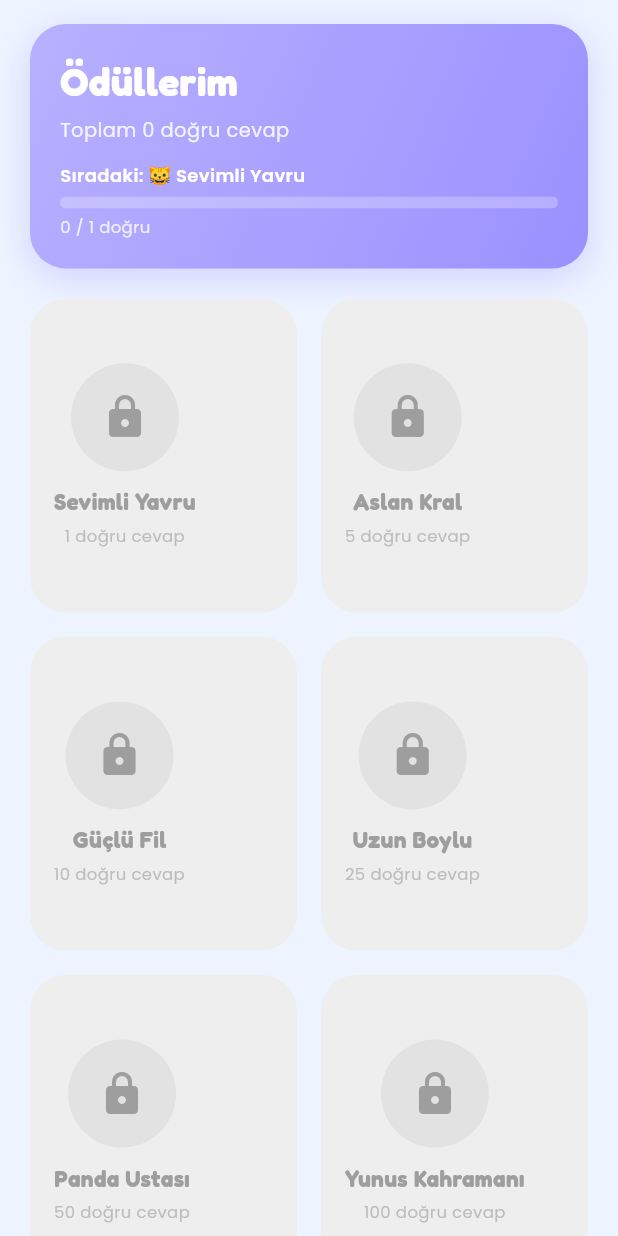
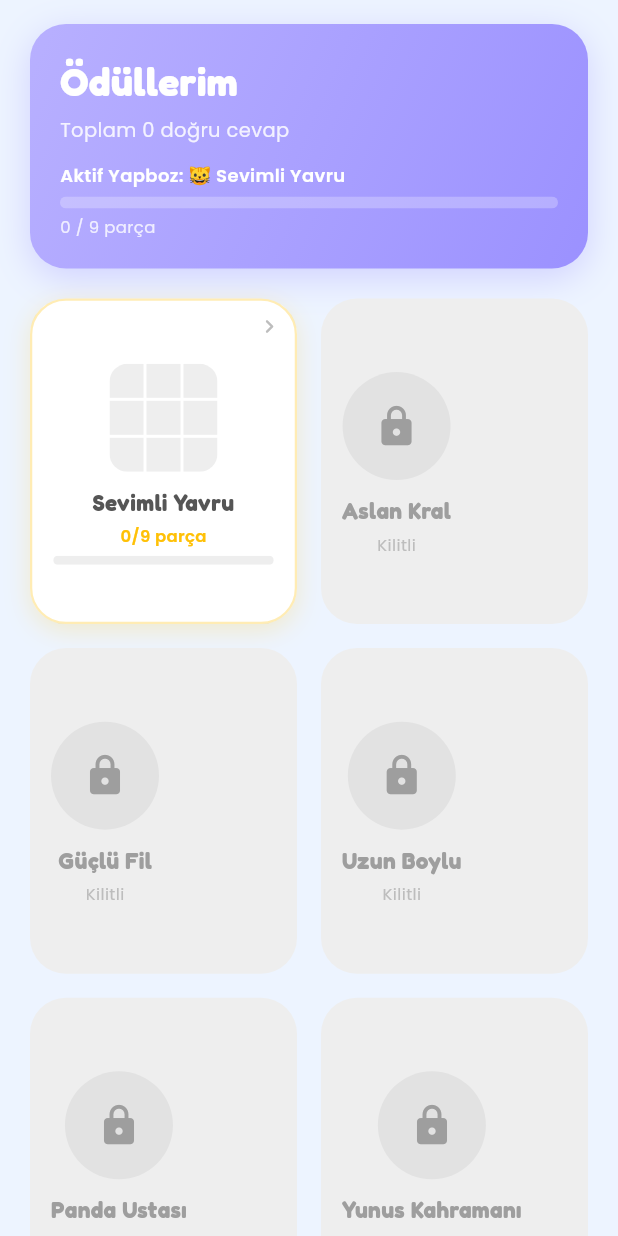
Before and after one commit to busetuna/BilBil, a Flutter app: the _RewardsScreen screen opened directly, on a phone screen of 412 x 824 dp. Run offline on Flutter 3.47's test engine with Material 3 defaults, Android fonts, the phone set to English and light mode, and no system bars; our stand-ins replace firebase_auth, firebase_core, fl_chart, flutter_tts, google_fonts, hive and 3 more; accounts and stored records are empty.

Commit message:
yapboz eklendi

```diff
--- a/lib/features/learning/presentations/screens/main_navigation.dart
+++ b/lib/features/learning/presentations/screens/main_navigation.dart
@@ -4,6 +4,7 @@ import 'package:provider/provider.dart';
 import '../../../../core/theme/app_colors.dart';
 import '../../../../services/rewards/reward_service.dart';
 import 'home_screen.dart';
+import 'puzzle_screen.dart';
 import '../../../parent/screens/parent_pin_screen.dart';
 
 class MainNavigation extends StatefulWidget {
@@ -109,7 +110,7 @@ class _RewardsScreen extends StatelessWidget {
   Widget build(BuildContext context) {
     return Consumer<RewardService>(
       builder: (context, service, _) {
-        final next = service.nextReward;
+        final active = service.activeReward;
         final total = service.totalCorrect;
 
         return Scaffold(
@@ -117,7 +118,7 @@ class _RewardsScreen extends StatelessWidget {
           body: SafeArea(
             child: Column(
               children: [
-                _buildHeader(total, next),
+                _buildHeader(total, active, service),
                 Expanded(
                   child: GridView.builder(
                     padding: const EdgeInsets.all(20),
@@ -125,13 +126,29 @@ class _RewardsScreen extends StatelessWidget {
                       crossAxisCount: 2,
                       mainAxisSpacing: 16,
                       crossAxisSpacing: 16,
-                      childAspectRatio: 0.85,
+                      childAspectRatio: 0.82,
                     ),
                     itemCount: RewardService.allRewards.length,
                     itemBuilder: (context, i) {
                       final reward = RewardService.allRewards[i];
-                      final earned = service.isEarned(reward.id);
-                      return _RewardCard(reward: reward, earned: earned, totalCorrect: total);
+                      final isEarned = service.isEarned(reward.id);
+                      final isActive = active?.id == reward.id;
+                      final pieces = service.puzzlePiecesFor(reward.id);
+                      return _RewardCard(
+                        reward: reward,
+                        isEarned: isEarned,
+                        isActive: isActive,
+                        piecesEarned: pieces,
+                        onTap: (isEarned || isActive)
+                            ? () => Navigator.push(
+                                  context,
+                                  MaterialPageRoute(
+                                    builder: (_) =>
+                                        PuzzleScreen(reward: reward),
+                                  ),
+                                )
+                            : null,
+                      );
                     },
                   ),
                 ),
@@ -143,7 +160,10 @@ class _RewardsScreen extends StatelessWidget {
     );
   }
 
-  Widget _buildHeader(int total, Reward? next) {
+  Widget _buildHeader(int total, Reward? active, RewardService service) {
+    final pieces = active != null ? service.puzzlePiecesFor(active.id) : 0;
+    final total9 = RewardService.puzzlePieceCount;
+
     return Container(
       margin: const EdgeInsets.fromLTRB(20, 16, 20, 0),
       padding: const EdgeInsets.all(20),
@@ -181,10 +201,10 @@ class _RewardsScreen extends StatelessWidget {
               color: Colors.white.withOpacity(0.85),
             ),
           ),
-          if (next != null) ...[
+          if (active != null) ...[
             const SizedBox(height: 12),
             Text(
-              'Sıradaki: ${next.emoji} ${next.title}',
+              'Aktif Yapboz: ${active.emoji} ${active.title}',
               style: GoogleFonts.poppins(
                 fontSize: 12,
                 fontWeight: FontWeight.w600,
@@ -195,7 +215,7 @@ class _RewardsScreen extends StatelessWidget {
             ClipRRect(
               borderRadius: BorderRadius.circular(8),
               child: LinearProgressIndicator(
-                value: (total / next.requiredCorrect).clamp(0.0, 1.0),
+                value: pieces / total9,
                 backgroundColor: Colors.white.withOpacity(0.25),
                 valueColor: const AlwaysStoppedAnimation<Color>(Colors.white),
                 minHeight: 8,
@@ -203,7 +223,7 @@ class _RewardsScreen extends StatelessWidget {
             ),
             const SizedBox(height: 4),
             Text(
-              '$total / ${next.requiredCorrect} doğru',
+              '$pieces / $total9 parça',
               style: GoogleFonts.poppins(
                 fontSize: 11,
                 color: Colors.white.withOpacity(0.8),
@@ -228,119 +248,224 @@ class _RewardsScreen extends StatelessWidget {
 
 class _RewardCard extends StatelessWidget {
   final Reward reward;
-  final bool earned;
-  final int totalCorrect;
+  final bool isEarned;
+  final bool isActive;
+  final int piecesEarned;
+  final VoidCallback? onTap;
 
   const _RewardCard({
     required this.reward,
-    required this.earned,
-    required this.totalCorrect,
+    required this.isEarned,
+    required this.isActive,
+    required this.piecesEarned,
+    this.onTap,
   });
 
   @override
   Widget build(BuildContext context) {
-    return AnimatedContainer(
+    return GestureDetector(
+      onTap: onTap,
+      child: AnimatedContainer(
         duration: const Duration(milliseconds: 400),
         decoration: BoxDecoration(
-        color: earned ? Colors.white : const Color(0xFFEEEEEE),
+          color: isEarned
+              ? Colors.white
+              : isActive
+                  ? Colors.white
+                  : const Color(0xFFEEEEEE),
           borderRadius: BorderRadius.circular(24),
-        boxShadow: earned
+          boxShadow: (isEarned || isActive)
               ? [
                   BoxShadow(
-                  color: reward.color.withOpacity(0.25),
-                  blurRadius: 16,
+                    color: reward.color.withOpacity(0.2),
+                    blurRadius: 14,
                     offset: const Offset(0, 4),
                   ),
                 ]
               : [],
-        border: earned
+          border: isEarned
               ? Border.all(color: reward.color.withOpacity(0.4), width: 2)
+              : isActive
+                  ? Border.all(
+                      color: reward.color.withOpacity(0.3), width: 1.5)
                   : null,
         ),
         child: Stack(
           children: [
             Padding(
-            padding: const EdgeInsets.all(16),
+              padding: const EdgeInsets.fromLTRB(14, 16, 14, 12),
               child: Column(
                 mainAxisAlignment: MainAxisAlignment.center,
                 children: [
-                // Rozet görseli
-                Container(
-                  width: 72,
-                  height: 72,
-                  decoration: BoxDecoration(
-                    shape: BoxShape.circle,
-                    color: earned
-                        ? reward.color.withOpacity(0.12)
-                        : Colors.grey.withOpacity(0.15),
-                  ),
-                  child: earned
-                      ? ClipOval(
-                          child: Padding(
-                            padding: const EdgeInsets.all(10),
-                            child: Image.asset(
-                              reward.imagePath,
-                              fit: BoxFit.contain,
-                              errorBuilder: (_, __, ___) => Text(
-                                reward.emoji,
-                                style: const TextStyle(fontSize: 34),
-                                textAlign: TextAlign.center,
-                              ),
-                            ),
-                          ),
-                        )
-                      : const Icon(Icons.lock_rounded, size: 32, color: Colors.grey),
-                ),
+                  _buildIcon(),
                   const SizedBox(height: 10),
                   Text(
                     reward.title,
                     style: GoogleFonts.fredoka(
                       fontSize: 15,
                       fontWeight: FontWeight.bold,
-                    color: earned ? reward.color : Colors.grey,
+                      color: isEarned
+                          ? reward.color
+                          : isActive
+                              ? const Color(0xFF555555)
+                              : Colors.grey,
                     ),
                     textAlign: TextAlign.center,
                   ),
                   const SizedBox(height: 4),
+                  if (isActive && !isEarned) ...[
                     Text(
-                  earned
-                      ? reward.description
-                      : '${reward.requiredCorrect} doğru cevap',
+                      '$piecesEarned/${RewardService.puzzlePieceCount} parça',
                       style: GoogleFonts.poppins(
                         fontSize: 11,
-                    color: earned
-                        ? Colors.grey[600]
-                        : Colors.grey[400],
+                        fontWeight: FontWeight.w600,
+                        color: reward.color,
+                      ),
+                    ),
+                    const SizedBox(height: 5),
+                    ClipRRect(
+                      borderRadius: BorderRadius.circular(6),
+                      child: LinearProgressIndicator(
+                        value: piecesEarned / RewardService.puzzlePieceCount,
+                        backgroundColor: Colors.grey[200],
+                        valueColor:
+                            AlwaysStoppedAnimation<Color>(reward.color),
+                        minHeight: 6,
+                      ),
+                    ),
+                  ] else if (isEarned)
+                    Text(
+                      reward.badgeLabel,
+                      style: GoogleFonts.poppins(
+                        fontSize: 11,
+                        color: Colors.grey[500],
                       ),
                       textAlign: TextAlign.center,
-                  maxLines: 2,
+                    )
+                  else
+                    Text(
+                      'Kilitli',
+                      style: GoogleFonts.poppins(
+                        fontSize: 11,
+                        color: Colors.grey[400],
+                      ),
                     ),
                 ],
               ),
             ),
-          // "Yeni!" etiketi
-          if (earned && totalCorrect == reward.requiredCorrect)
+            // Tıklanabilir ok
+            if (isActive && !isEarned)
               Positioned(
-              top: 10,
-              right: 10,
+                top: 8,
+                right: 8,
+                child: Icon(Icons.chevron_right_rounded,
+                    size: 18, color: Colors.grey[400]),
+              ),
+            // Tamamlandı tik
+            if (isEarned)
+              Positioned(
+                top: 8,
+                right: 8,
                 child: Container(
-                padding: const EdgeInsets.symmetric(horizontal: 8, vertical: 3),
+                  width: 22,
+                  height: 22,
                   decoration: BoxDecoration(
+                    shape: BoxShape.circle,
                     color: reward.color,
-                  borderRadius: BorderRadius.circular(8),
                   ),
-                child: Text(
-                  'YENİ!',
-                  style: GoogleFonts.poppins(
-                    fontSize: 9,
-                    fontWeight: FontWeight.bold,
-                    color: Colors.white,
-                  ),
-                ),
+                  child: const Icon(Icons.check_rounded,
+                      color: Colors.white, size: 14),
                 ),
               ),
           ],
         ),
+      ),
+    );
+  }
+
+  Widget _buildIcon() {
+    if (isEarned) {
+      return Container(
+        width: 72,
+        height: 72,
+        decoration: BoxDecoration(
+          shape: BoxShape.circle,
+          color: reward.color.withOpacity(0.12),
+        ),
+        child: ClipOval(
+          child: Padding(
+            padding: const EdgeInsets.all(10),
+            child: Image.asset(
+              reward.imagePath,
+              fit: BoxFit.contain,
+              errorBuilder: (_, __, ___) =>
+                  Text(reward.emoji, style: const TextStyle(fontSize: 34)),
+            ),
+          ),
+        ),
+      );
+    }
+
+    if (isActive) {
+      // Yapboz ön izleme — kazanılan parça sayısı kadar dolmuş mini grid
+      return SizedBox(
+        width: 72,
+        height: 72,
+        child: ClipRRect(
+          borderRadius: BorderRadius.circular(12),
+          child: GridView.builder(
+            physics: const NeverScrollableScrollPhysics(),
+            gridDelegate: const SliverGridDelegateWithFixedCrossAxisCount(
+              crossAxisCount: 3,
+              mainAxisSpacing: 2,
+              crossAxisSpacing: 2,
+            ),
+            itemCount: 9,
+            itemBuilder: (_, i) {
+              final row = i ~/ 3;
+              final col = i % 3;
+              final has = i < piecesEarned;
+              if (!has) {
+                return Container(color: Colors.grey[200]);
+              }
+              return LayoutBuilder(
+                builder: (context, constraints) {
+                  final w = constraints.maxWidth * 3;
+                  final h = constraints.maxHeight * 3;
+                  final ax = col / 2 * 2.0 - 1.0;
+                  final ay = row / 2 * 2.0 - 1.0;
+                  return ClipRect(
+                    child: OverflowBox(
+                      maxWidth: w,
+                      maxHeight: h,
+                      alignment: Alignment(ax, ay),
+                      child: Image.asset(
+                        reward.imagePath,
+                        width: w,
+                        height: h,
+                        fit: BoxFit.cover,
+                        errorBuilder: (_, __, ___) =>
+                            Container(color: reward.color.withOpacity(0.3)),
+                      ),
+                    ),
+                  );
+                },
+              );
+            },
+          ),
+        ),
+      );
+    }
+
+    // Future — kilitli
+    return Container(
+      width: 72,
+      height: 72,
+      decoration: BoxDecoration(
+        shape: BoxShape.circle,
+        color: Colors.grey.withOpacity(0.15),
+      ),
+      child: const Icon(Icons.lock_rounded, size: 30, color: Colors.grey),
     );
   }
 }
--- a/lib/features/parent/screens/parent_panel_screen.dart
+++ b/lib/features/parent/screens/parent_panel_screen.dart
@@ -479,7 +479,7 @@ class _RewardsTab extends StatelessWidget {
                       textAlign: TextAlign.center,
                     ),
                     Text(
-                      '${reward.requiredCorrect} doğru',
+                      earned ? reward.badgeLabel : 'Kilitli',
                       style: GoogleFonts.poppins(
                           fontSize: 10, color: AppColors.textSecondary),
                     ),
--- a/lib/services/rewards/reward_service.dart
+++ b/lib/services/rewards/reward_service.dart
@@ -8,7 +8,6 @@ class Reward {
   final String badgeLabel;
   final String title;
   final String description;
-  final int requiredCorrect;
   final Color color;
 
   const Reward({
@@ -18,7 +17,6 @@ class Reward {
     required this.badgeLabel,
     required this.title,
     required this.description,
-    required this.requiredCorrect,
     required this.color,
   });
 }
@@ -27,10 +25,15 @@ class RewardService extends ChangeNotifier {
   static const _boxName = 'rewards_box';
   static const _totalCorrectKey = 'total_correct';
   static const _earnedIdsKey = 'earned_ids';
+  static const _puzzlePiecesKey = 'puzzle_pieces';
+
+  // Her ödül için 3×3 yapboz
+  static const int puzzlePieceCount = 9;
 
   late Box _box;
   int _totalCorrect = 0;
   List<String> _earnedIds = [];
+  Map<String, int> _puzzlePieces = {}; // rewardId -> kazanılan parça sayısı
 
   static final List<Reward> allRewards = [
     const Reward(
@@ -40,7 +43,6 @@ class RewardService extends ChangeNotifier {
       badgeLabel: 'İlk Adım ✨',
       title: 'Sevimli Yavru',
       description: 'Sevimli Yavru rozetini kazandın!',
-      requiredCorrect: 1,
       color: Color(0xFFFFC107),
     ),
     const Reward(
@@ -50,7 +52,6 @@ class RewardService extends ChangeNotifier {
       badgeLabel: 'Çok Havalı ✨',
       title: 'Aslan Kral',
       description: 'Aslan Kral rozetini kazandın!',
-      requiredCorrect: 5,
       color: Color(0xFFFF5722),
     ),
     const Reward(
@@ -60,7 +61,6 @@ class RewardService extends ChangeNotifier {
       badgeLabel: 'Süper Güçlü 💪',
       title: 'Güçlü Fil',
       description: 'Güçlü Fil rozetini kazandın!',
-      requiredCorrect: 10,
       color: Color(0xFF4CAF50),
     ),
     const Reward(
@@ -70,7 +70,6 @@ class RewardService extends ChangeNotifier {
       badgeLabel: 'Harika Çocuk 🌟',
       title: 'Uzun Boylu',
       description: 'Uzun Boylu rozetini kazandın!',
-      requiredCorrect: 25,
       color: Color(0xFF2196F3),
     ),
     const Reward(
@@ -80,7 +79,6 @@ class RewardService extends ChangeNotifier {
       badgeLabel: 'Efsane 🏆',
       title: 'Panda Ustası',
       description: 'Panda Ustası rozetini kazandın!',
-      requiredCorrect: 50,
       color: Color(0xFF9C27B0),
     ),
     const Reward(
@@ -90,7 +88,6 @@ class RewardService extends ChangeNotifier {
       badgeLabel: 'Bilgi Kralı 👑',
       title: 'Yunus Kahramanı',
       description: 'Yunus Kahramanı rozetini kazandın!',
-      requiredCorrect: 100,
       color: Color(0xFFE91E63),
     ),
   ];
@@ -98,40 +95,68 @@ class RewardService extends ChangeNotifier {
   int get totalCorrect => _totalCorrect;
   List<String> get earnedIds => List.unmodifiable(_earnedIds);
 
-  Future<void> init() async {
-    _box = await Hive.openBox(_boxName);
-    _totalCorrect = (_box.get(_totalCorrectKey, defaultValue: 0) as num).toInt();
-    final stored = _box.get(_earnedIdsKey, defaultValue: <dynamic>[]);
-    _earnedIds = List<String>.from(stored as List);
-  }
-
-  bool isEarned(String id) => _earnedIds.contains(id);
-
-  Reward? get nextReward {
+  /// Şu an üzerinde çalışılan yapboz (kazanılmamış ilk ödül)
+  Reward? get activeReward {
     for (final r in allRewards) {
       if (!_earnedIds.contains(r.id)) return r;
     }
     return null;
   }
 
+  /// Geriye dönük uyumluluk için
+  Reward? get nextReward => activeReward;
+
+  /// Bir ödül için kazanılan parça sayısı
+  int puzzlePiecesFor(String rewardId) =>
+      (_puzzlePieces[rewardId] ?? 0).clamp(0, puzzlePieceCount);
+
+  Future<void> init() async {
+    _box = await Hive.openBox(_boxName);
+    _totalCorrect = (_box.get(_totalCorrectKey, defaultValue: 0) as num).toInt();
+    final stored = _box.get(_earnedIdsKey, defaultValue: <dynamic>[]);
+    _earnedIds = List<String>.from(stored as List);
+    final raw = _box.get(_puzzlePiecesKey, defaultValue: <dynamic, dynamic>{});
+    _puzzlePieces = Map<String, int>.from(
+      (raw as Map).map((k, v) => MapEntry(k.toString(), (v as num).toInt())),
+    );
+  }
+
+  bool isEarned(String id) => _earnedIds.contains(id);
+
   Future<List<Reward>> addCorrect() async {
     _totalCorrect++;
     await _box.put(_totalCorrectKey, _totalCorrect);
 
-    final newlyEarned = <Reward>[];
-    for (final reward in allRewards) {
-      if (!_earnedIds.contains(reward.id) &&
-          _totalCorrect >= reward.requiredCorrect) {
-        _earnedIds.add(reward.id);
-        newlyEarned.add(reward);
-      }
+    final active = activeReward;
+    if (active == null) {
+      notifyListeners();
+      return [];
     }
 
-    if (newlyEarned.isNotEmpty) {
+    // Aktif yapboza bir parça ekle
+    final pieces = puzzlePiecesFor(active.id) + 1;
+    _puzzlePieces[active.id] = pieces;
+    await _box.put(
+        _puzzlePiecesKey, _puzzlePieces.map((k, v) => MapEntry(k, v)));
+
+    final newlyEarned = <Reward>[];
+    if (pieces >= puzzlePieceCount && !_earnedIds.contains(active.id)) {
+      _earnedIds.add(active.id);
       await _box.put(_earnedIdsKey, _earnedIds);
+      newlyEarned.add(active);
     }
 
     notifyListeners();
     return newlyEarned;
   }
+
+  Future<void> resetRewards() async {
+    _totalCorrect = 0;
+    _earnedIds = [];
+    _puzzlePieces = {};
+    await _box.put(_totalCorrectKey, 0);
+    await _box.put(_earnedIdsKey, <String>[]);
+    await _box.put(_puzzlePiecesKey, <String, int>{});
+    notifyListeners();
+  }
 }
```
Also changed, not shown: lib/features/learning/presentations/screens/puzzle_screen.dart (added, +327 -0 lines). Lines whose indentation alone changed are shown as unchanged.
